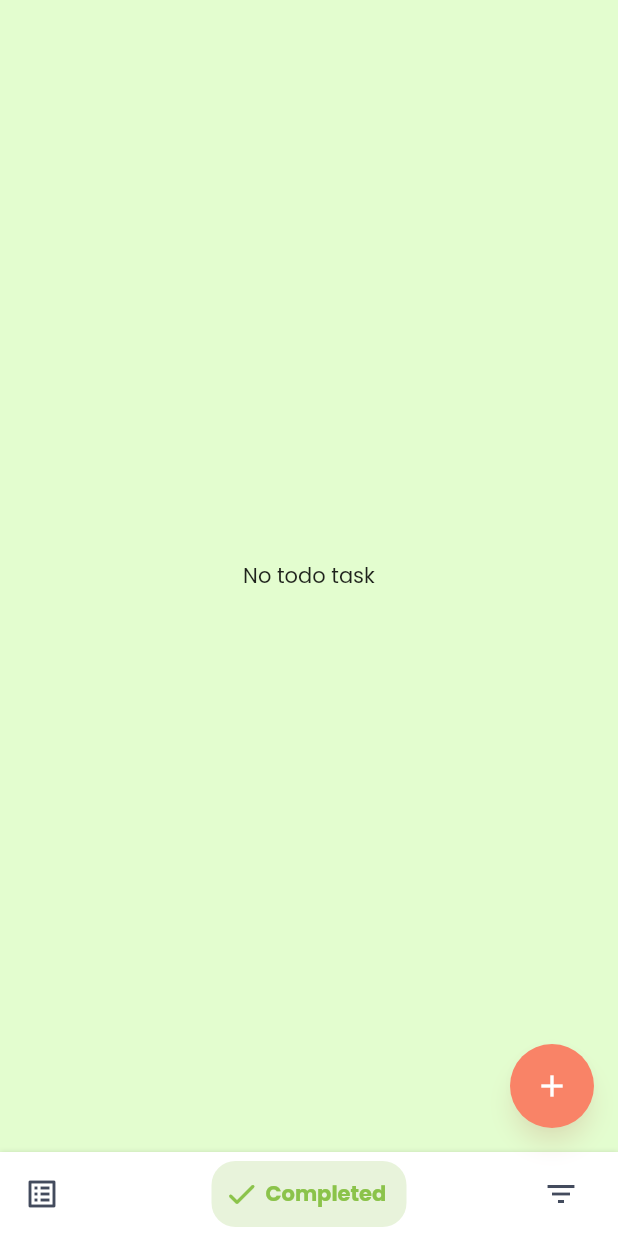
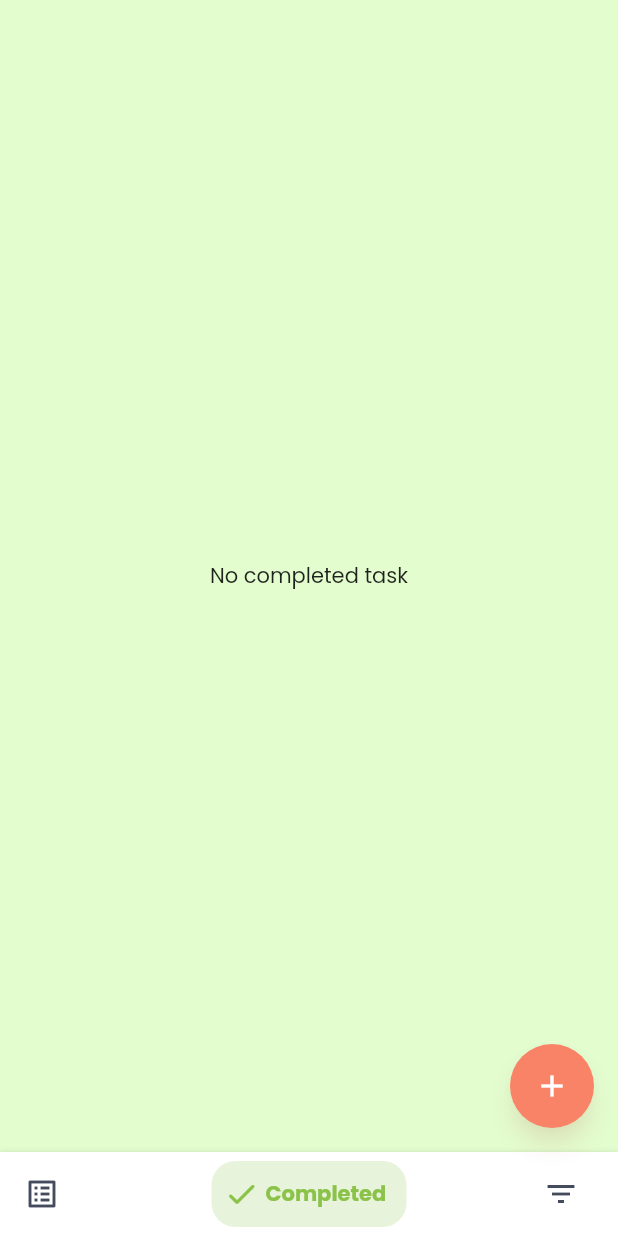
Before and after one commit to duyhuynh258/simple-todo, a Flutter app: the screen it shows once a user with an empty profile is signed in, item 2 of the bottom bar chosen, on a phone screen of 412 x 824 dp. Run offline on Flutter 3.47's test engine with Material 2 defaults, Android fonts, the phone set to English and light mode, and no system bars; drawn by our look-alikes of bottom_navy_bar; our stand-ins replace bloc, cloud_firestore, dartz, firebase_auth, firebase_core, flutter_bloc and 8 more; accounts and stored records are empty; generated files the repository leaves out were written again; project files that could hold a hidden picture were left out.

Commit message:
Improve UX

```diff
--- a/lib/task/presentation/completed_tasks_list_page.dart
+++ b/lib/task/presentation/completed_tasks_list_page.dart
@@ -22,12 +22,13 @@ class _CompletedTasksListPageState extends State<CompletedTasksListPage> {
           builder: (context, state) {
             final List<Task> tasks = state.completedTasks;
             if (tasks.isEmpty) {
-              return const Center(child: Text('No todo task'));
+              return const Center(child: Text('No completed task'));
             }
 
             return ListView.separated(
                 itemBuilder: (context, index) {
-                  return TaskItemWidgetWithProvider(task: tasks[index]);
+                  return TaskItemWidgetWithProvider(
+                      key: Key(tasks[index].id), task: tasks[index]);
                 },
                 separatorBuilder: (context, index) => const Divider(),
                 itemCount: tasks.length);
--- a/lib/task/presentation/task_home_page.dart
+++ b/lib/task/presentation/task_home_page.dart
@@ -1,6 +1,7 @@
 import 'package:cloud_firestore/cloud_firestore.dart';
 import 'package:flutter/material.dart';
 import 'package:flutter_bloc/flutter_bloc.dart';
+import 'package:flutter_keyboard_visibility/flutter_keyboard_visibility.dart';
 import 'package:simple_todo_app/core/application/home_bloc.dart';
 import 'package:simple_todo_app/core/infrastructure/sembast_database.dart';
 import 'package:simple_todo_app/core/shared/user_info_reader.dart';
@@ -41,17 +42,24 @@ class _TaskHomePageState extends State<TaskHomePage> {
                 TaskWatcherBloc(context.read<TaskRepository>()),
           ),
         ],
-        child: Builder(builder: (context) {
-          return BlocBuilder<TaskWatcherBloc, TaskWatcherState>(
-            builder: (context, state) {
+        child: KeyboardDismissOnTap(
+          child: KeyboardVisibilityBuilder(
+            builder: (context, isKeyboardVisible) {
               return Scaffold(
-                floatingActionButton: state.hasEmptyTask
+                floatingActionButton: isKeyboardVisible
                     ? null
                     : FloatingActionButton(
                         backgroundColor: Theme.of(context).primaryColor,
                         splashColor: Theme.of(context).scaffoldBackgroundColor,
                         highlightElevation: 3.0,
                         onPressed: () {
+                          if (context
+                              .read<TaskWatcherBloc>()
+                              .state
+                              .hasEmptyTask) {
+                            // Only allow one new
+                            return;
+                          }
                           context.read<HomeBloc>().changeToUnCompletedTab(
                               forAction: TaskAction.create);
                           context
@@ -61,8 +69,8 @@ class _TaskHomePageState extends State<TaskHomePage> {
                         child: const Icon(Icons.add),
                       ),
                 bottomNavigationBar: const TabBarWidget(),
-                body: Builder(
-                  builder: (context) {
+                body: BlocBuilder<TaskWatcherBloc, TaskWatcherState>(
+                  builder: (context, state) {
                     if (state.isInProgress) {
                       return CircularProgressIndicator(
                         color: Theme.of(context).primaryColor,
@@ -83,8 +91,8 @@ class _TaskHomePageState extends State<TaskHomePage> {
                 ),
               );
             },
-          );
-        }),
+          ),
+        ),
       ),
     );
   }
--- a/lib/task/presentation/task_item_widget.dart
+++ b/lib/task/presentation/task_item_widget.dart
@@ -57,7 +57,7 @@ class _TaskItemWidgetState extends State<_TaskItemWidget> {
               .add(TaskWatcherEvent.taskEndEdited(task: submittedTask));
         }
       });
-    _bodyTextController = TextEditingController();
+    _bodyTextController = TextEditingController()..text = widget.task.body;
   }
 
   @override
@@ -72,7 +72,6 @@ class _TaskItemWidgetState extends State<_TaskItemWidget> {
     return BlocBuilder<TaskItemBloc, TaskItemState>(
       builder: (context, state) {
         final bool isAutoFocus = state.task.isEmpty;
-        _bodyTextController.text = state.task.body;
         final bool isTaskCompleted = state.task.isComplete;
         return ListTile(
           leading: RoundCheckBox(
--- a/pubspec.yaml
+++ b/pubspec.yaml
@@ -32,6 +32,7 @@ dependencies:
   sembast: ^3.1.1
   bottom_navy_bar: ^6.0.0
   uuid: ^3.0.5
+  flutter_keyboard_visibility: ^5.0.3
 
 
 dev_dependencies:
```
Also changed, not shown: lib/task/presentation/todo_tasks_list_page.dart (+3 -7 lines), pubspec.lock.
